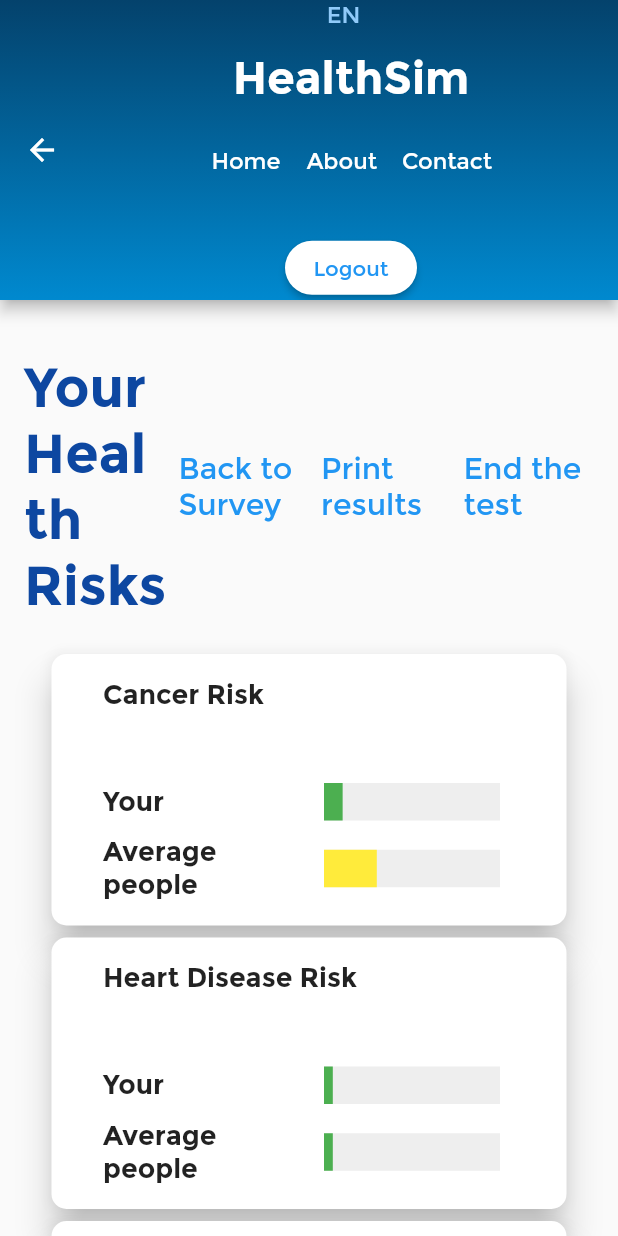
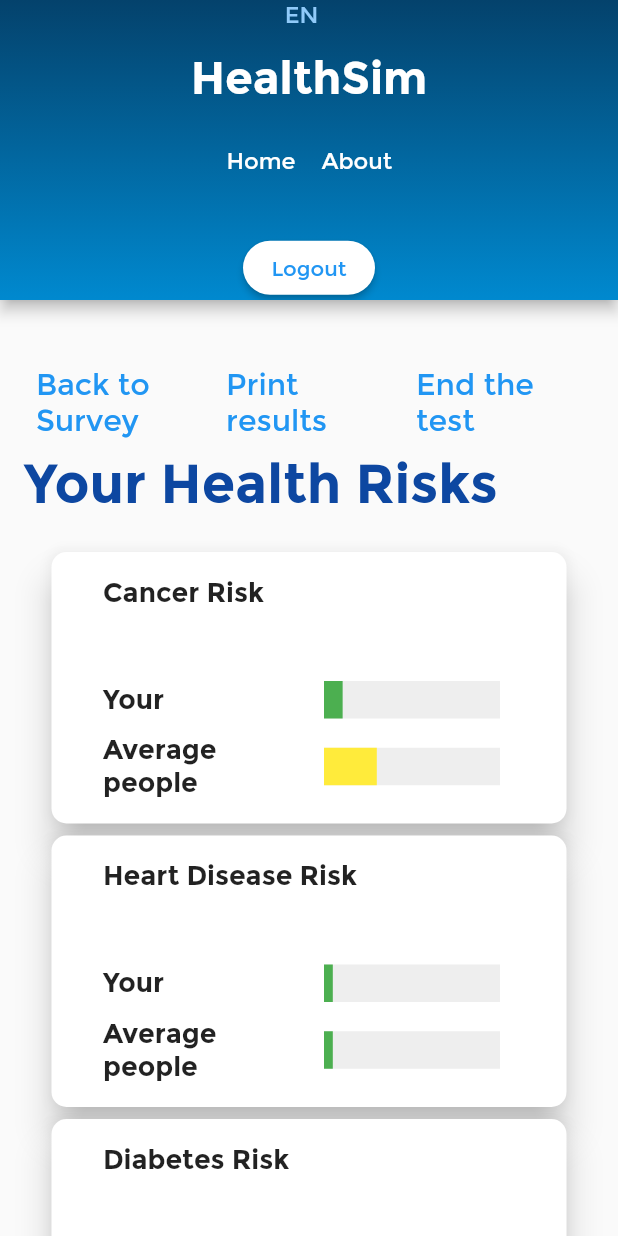
Before and after one commit to ndevanthery/HealthSim, a Flutter app: the ResultPage screen opened directly, on a phone screen of 412 x 824 dp. Run offline on Flutter 3.47's test engine with Material 2 defaults, Android fonts, the phone set to English and light mode, and no system bars; drawn by our look-alikes of percent_indicator; our stand-ins replace cloud_firestore, csv, firebase_auth, firebase_core, firebase_messaging, flutter_bloc and 4 more; missing offline and left inert: survey_kit; accounts and stored records are empty; generated files the repository leaves out were written again.

Commit message:
Remove the contact tab + change design result page

```diff
--- a/lib/navbar/navBar.dart
+++ b/lib/navbar/navBar.dart
@@ -111,26 +111,6 @@ class _DesktopNavBarState extends State<DesktopNavBar> {
                         ));
                   },
                   child: Text(AppLocalizations.of(context)!.apropos),
-                ),
-                const SizedBox(
-                  width: 30,
-                ),
-                TextButton(
-                  style: TextButton.styleFrom(
-                    foregroundColor: Colors.white,
-                    textStyle: const TextStyle(
-                        fontSize: 15,
-                        color: Colors.white,
-                        fontFamily: "Montserrat"),
-                  ),
-                  onPressed: () {
-                    Navigator.push(
-                        context,
-                        MaterialPageRoute(
-                          builder: (context) => const WelcomePage(),
-                        ));
-                  },
-                  child: Text(AppLocalizations.of(context)!.contact),
                 ),
                 const SizedBox(
                   width: 30,
@@ -284,23 +264,6 @@ class _MobileNavBarState extends State<MobileNavBar> {
                         },
                         child: Text(AppLocalizations.of(context)!.apropos),
                       ),
-                      TextButton(
-                        style: TextButton.styleFrom(
-                          foregroundColor: Colors.white,
-                          textStyle: const TextStyle(
-                              fontSize: 15,
-                              color: Colors.white,
-                              fontFamily: "Montserrat"),
-                        ),
-                        onPressed: () {
-                          Navigator.push(
-                              context,
-                              MaterialPageRoute(
-                                builder: (context) => const HomePage(),
-                              ));
-                        },
-                        child: Text(AppLocalizations.of(context)!.contact),
-                      ),
                     ],
                   ),
                 )
--- a/lib/result/result.dart
+++ b/lib/result/result.dart
@@ -97,6 +97,7 @@ class _ResultPageState extends State<ResultPage> {
     return Scaffold(
       appBar: AppBar(
         title: NavBar(),
+        automaticallyImplyLeading: false,
         toolbarHeight:
             screenWidth >= 600 && screenWidth < maxWidthScreen ? 100 : 200,
         backgroundColor: Colors.blue,
@@ -121,7 +122,9 @@ class _ResultPageState extends State<ResultPage> {
             children: [
               const SizedBox(height: 20),
               Row(children: [
-                Expanded(
+                MediaQuery.of(context).size.width < 600?
+                    const SizedBox():
+                    Expanded(
                     child: Text(
                   AppLocalizations.of(context)!.resultriskresulttitle,
                   style: TextStyle(
@@ -176,6 +179,16 @@ class _ResultPageState extends State<ResultPage> {
                             child: Text(AppLocalizations.of(context)!.links,
                                 style: TextStyle(fontSize: 20))))),
               ]),
+              MediaQuery.of(context).size.width < 600?
+              Text(
+                AppLocalizations.of(context)!.resultriskresulttitle,
+                style: TextStyle(
+                  fontSize: 36,
+                  fontWeight: FontWeight.bold,
+                  color: Colors.blue[900],
+                ),
+              ):
+              const SizedBox(),
               const SizedBox(height: 20),
               MediaQuery.of(context).size.width < 600
                   ? Column(
```
